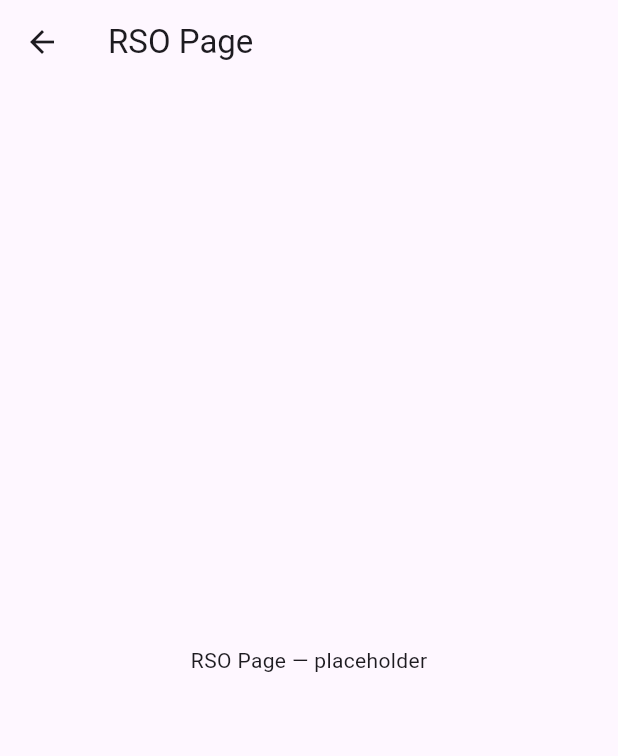
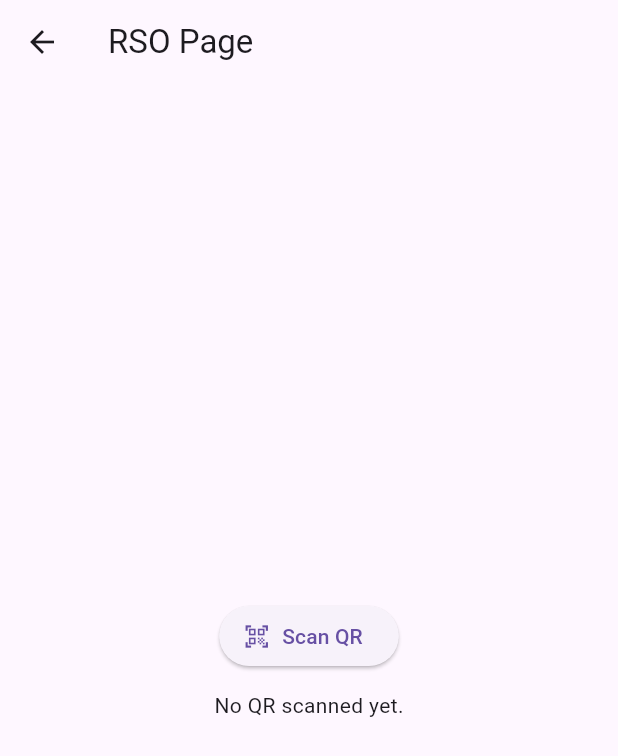
Before and after one commit to coastphase/digital-flight-card, a Flutter app: the RSOPage screen opened directly, on a phone screen of 412 x 824 dp. Shown: the top 756 px of the screen. Run offline on Flutter 3.47's test engine with Material 3 defaults, Android fonts, the phone set to English and light mode, and no system bars; our stand-ins replace qr_flutter, shared_preferences; missing offline and left inert: mobile_scanner; accounts and stored records are empty.

Commit message:
Added QR scan feature to RSO page

```diff
--- a/app/digital_flight_card/lib/rso_page.dart
+++ b/app/digital_flight_card/lib/rso_page.dart
@@ -1,14 +1,102 @@
 import 'package:flutter/material.dart';
+import 'package:mobile_scanner/mobile_scanner.dart';
 
-class RSOPage extends StatelessWidget {
+class RSOPage extends StatefulWidget {
   const RSOPage({super.key});
+
+  @override
+  State<RSOPage> createState() => _RSOPageState();
+}
+
+class _RSOPageState extends State<RSOPage> {
+  final MobileScannerController _cameraController = MobileScannerController();
+  bool _scanning = false;
+  String? _scannedData;
+
+  @override
+  void dispose() {
+    _cameraController.dispose();
+    super.dispose();
+  }
+
+  void _startScan() {
+    setState(() {
+      _scannedData = null;
+      _scanning = true;
+    });
+  }
+
+  void _stopScan() {
+    _cameraController.stop();
+    setState(() {
+      _scanning = false;
+    });
+  }
 
   @override
   Widget build(BuildContext context) {
     return Scaffold(
       appBar: AppBar(title: const Text('RSO Page')),
-      body: const Center(
-        child: Text('RSO Page — placeholder'),
+      body: Center(
+        child: Column(
+          mainAxisSize: MainAxisSize.min,
+          children: [
+            if (_scanning) ...[
+              SizedBox(
+                width: 320,
+                height: 420,
+                child: MobileScanner(
+                  controller: _cameraController,
+                  onDetect: (capture) {
+                    for (final barcode in capture.barcodes) {
+                      final String? raw = barcode.rawValue;
+                      if (raw == null) continue;
+                      // stop further scanning
+                      _stopScan();
+                      setState(() {
+                        _scannedData = raw;
+                      });
+                      showDialog<void>(
+                        context: context,
+                        builder: (_) => AlertDialog(
+                          title: const Text('QR Code Scanned'),
+                          content: Text(raw),
+                          actions: [
+                            TextButton(
+                              onPressed: () => Navigator.of(context).pop(),
+                              child: const Text('OK'),
+                            ),
+                          ],
+                        ),
+                      );
+                      break;
+                    }
+                  },
+                ),
+              ),
+              const SizedBox(height: 12),
+              ElevatedButton.icon(
+                onPressed: _stopScan,
+                icon: const Icon(Icons.close),
+                label: const Text('Cancel'),
+              ),
+            ] else ...[
+              ElevatedButton.icon(
+                onPressed: _startScan,
+                icon: const Icon(Icons.qr_code_scanner),
+                label: const Text('Scan QR'),
+              ),
+              const SizedBox(height: 12),
+              if (_scannedData != null) ...[
+                const Text('Last scanned:'),
+                const SizedBox(height: 8),
+                SelectableText(_scannedData!),
+              ] else ...[
+                const Text('No QR scanned yet.'),
+              ],
+            ],
+          ],
+        ),
       ),
     );
   }
--- a/app/digital_flight_card/pubspec.yaml
+++ b/app/digital_flight_card/pubspec.yaml
@@ -11,6 +11,7 @@ dependencies:
     sdk: flutter
   qr_flutter: ^4.0.0
   shared_preferences: ^2.0.15
+  mobile_scanner: ^3.0.0
 
 dev_dependencies:
   flutter_test:
```
Also changed, not shown: app/digital_flight_card/pubspec.lock, 1 other file.
